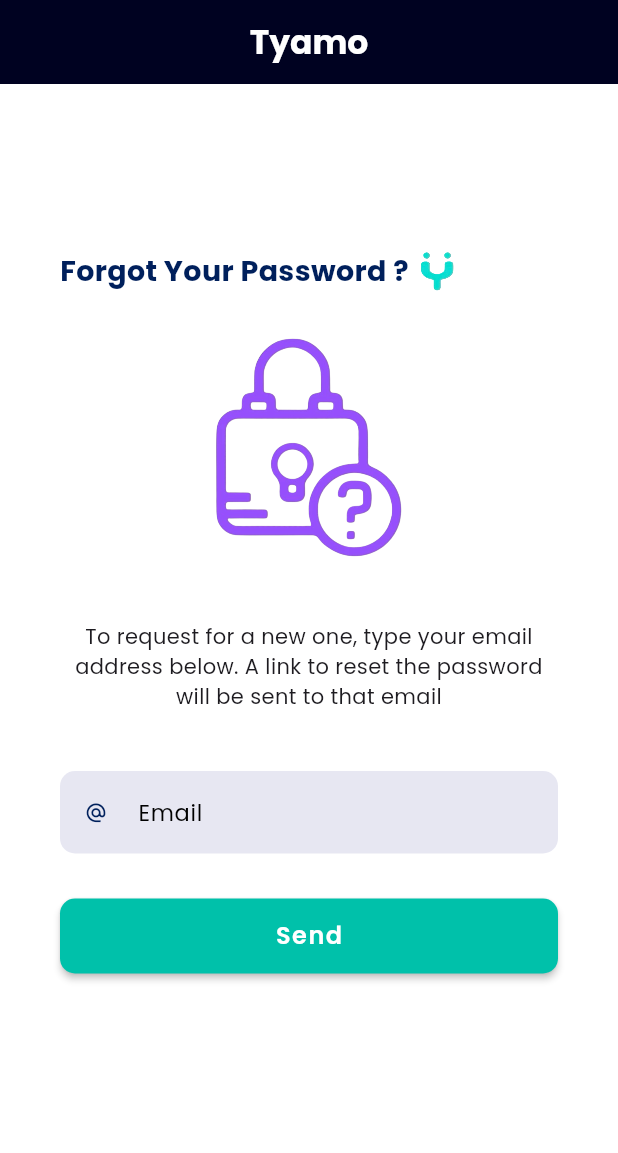
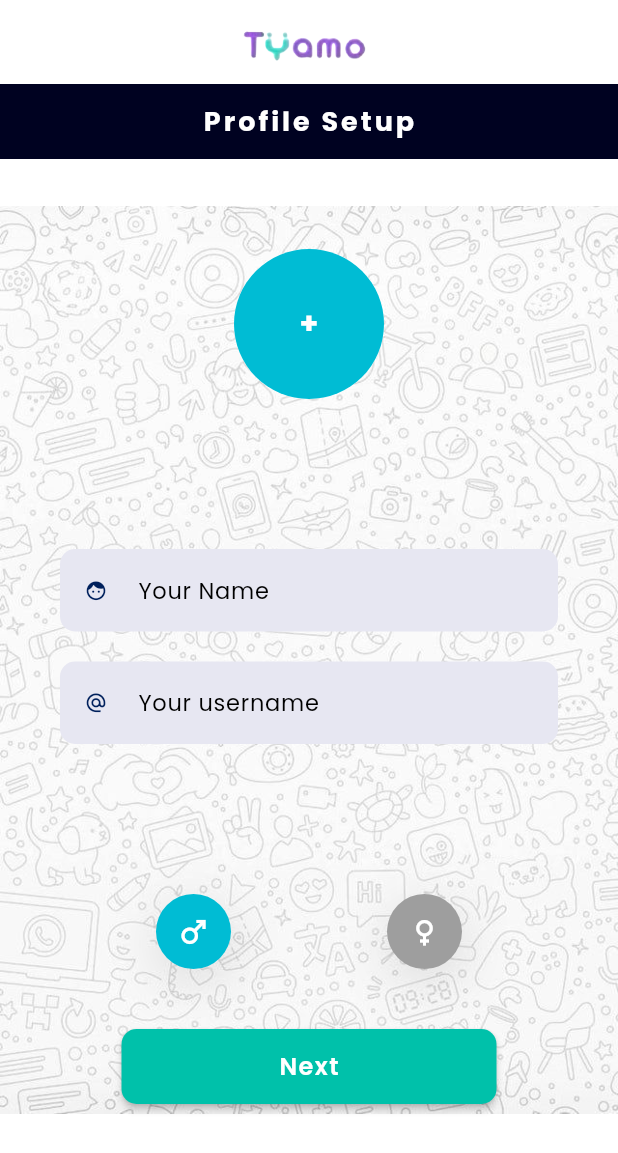
Before and after one commit to Atomic-Sol-Pvt-Ltd/tyamo, a Flutter app: the screen it shows after launch, on a phone screen of 412 x 824 dp. Shown: the top 1153 px of the screen. Run offline on Flutter 3.47's test engine with Material 3 defaults, Android fonts, the phone set to English and light mode, and no system bars; drawn by our look-alikes of circular_profile_avatar; our stand-ins replace google_fonts, rounded_loading_button_plus.

Commit message:
profile setup ui
with functionality of StatefulWidget, in gender button setState used

```diff
--- a/lib/main.dart
+++ b/lib/main.dart
@@ -1,5 +1,6 @@
 import 'package:flutter/material.dart';
-import 'package:tyamo/views/auth/forgot_password.dart';
+// import 'package:tyamo/views/auth/forgot_password.dart';
+import 'package:tyamo/views/profile/profile_setup.dart';
 // import 'package:tyamo/views/auth/register.dart';
 
 void main() {
@@ -19,7 +20,7 @@ class Tyamo extends StatelessWidget {
       theme: ThemeData(
         colorScheme: ColorScheme.fromSeed(seedColor: Colors.deepPurple),
       ),
-      home: ForgotPassword(),
+      home: ProfileSetup(),
     );
   }
 }
--- /dev/null
+++ b/lib/views/profile/profile_setup.dart
@@ -0,0 +1,185 @@
+import 'package:circular_profile_avatar/circular_profile_avatar.dart';
+import 'package:flutter/material.dart';
+import 'package:google_fonts/google_fonts.dart';
+import 'package:rounded_loading_button_plus/rounded_loading_button.dart';
+import 'package:tyamo/views/widgets/auth/auth_text_field.dart';
+
+class ProfileSetup extends StatefulWidget {
+  const ProfileSetup({super.key});
+
+  @override
+  State<ProfileSetup> createState() => _ProfileSetupState();
+}
+
+class _ProfileSetupState extends State<ProfileSetup> {
+  final RoundedLoadingButtonController _profileSetupBtnController =
+      RoundedLoadingButtonController();
+
+  bool isMale = true;
+
+  @override
+  Widget build(BuildContext context) {
+    return Scaffold(
+      backgroundColor: Colors.white,
+      appBar: AppBar(
+        elevation: 0,
+        title: SizedBox(
+          height: 100,
+          width: 100,
+          child: Image.asset(
+            "assets/images/logo.png",
+            filterQuality: FilterQuality.high,
+          ),
+        ),
+        backgroundColor: Colors.white,
+        centerTitle: true,
+      ),
+      body: Container(
+        decoration: BoxDecoration(
+          image: DecorationImage(
+            image: AssetImage("assets/images/profile_setup_bg.jpg"),
+            filterQuality: FilterQuality.high,
+          ),
+        ),
+        child: Column(
+          children: [
+            Container(
+              alignment: Alignment.center,
+              height: 50,
+              width: double.infinity,
+              decoration: BoxDecoration(color: Color(0xff000221)),
+              child: Text(
+                "Profile Setup",
+                style: GoogleFonts.poppins(
+                  fontWeight: FontWeight.w700,
+                  color: Colors.white,
+                  fontSize: 18,
+                  letterSpacing: 2,
+                ),
+              ),
+            ),
+
+            //? -- Circular add profile
+            SizedBox(height: 60),
+            CircularProfileAvatar(
+              "",
+              backgroundColor: Colors.cyan,
+              initialsText: Text(
+                "+",
+                style: GoogleFonts.poppins(
+                  fontWeight: FontWeight.bold,
+                  color: Colors.white,
+                  fontSize: 20,
+                ),
+              ),
+            ),
+
+            //? --  Your name TextField
+            SizedBox(height: 100),
+            Padding(
+              padding: const EdgeInsets.symmetric(horizontal: 40),
+              child: AuthTextField(
+                lableText: "Your Name",
+                icon: Icons.face,
+                size: 15,
+                keyboardType: TextInputType.text,
+                obscureText: false,
+              ),
+            ),
+
+            //? -- Your username TextField
+            SizedBox(height: 20),
+            Padding(
+              padding: const EdgeInsets.symmetric(horizontal: 40),
+              child: AuthTextField(
+                lableText: "Your username",
+                icon: Icons.alternate_email,
+                size: 15,
+                keyboardType: TextInputType.text,
+                obscureText: false,
+              ),
+            ),
+
+            //? -- Gender Buttons
+            SizedBox(height: 100),
+            Row(
+              mainAxisAlignment: MainAxisAlignment.spaceEvenly,
+              children: [
+                //* -- Male
+                GestureDetector(
+                  onTap: () {
+                    setState(() {
+                      isMale = true;
+                    });
+                  },
+                  child: Container(
+                    height: 50,
+                    width: 50,
+                    decoration: BoxDecoration(
+                      color: isMale ? Colors.cyan : Colors.grey,
+                      shape: BoxShape.circle,
+                      boxShadow: [
+                        BoxShadow(
+                          color: Colors.black12,
+                          offset: Offset(1.0, 9.0),
+                          blurRadius: 30,
+                        ),
+                      ],
+                    ),
+                    child: Icon(Icons.male, color: Colors.white),
+                  ),
+                ),
+                //* -- Female
+                GestureDetector(
+                  onTap: () {
+                    setState(() {
+                      isMale = false;
+                    });
+                  },
+                  child: Container(
+                    height: 50,
+                    width: 50,
+                    decoration: BoxDecoration(
+                      color: !isMale ? Colors.purple : Colors.grey,
+                      shape: BoxShape.circle,
+                      boxShadow: [
+                        BoxShadow(
+                          color: Colors.black12,
+                          offset: Offset(1.0, 9.0),
+                          blurRadius: 30,
+                        ),
+                      ],
+                    ),
+                    child: Icon(Icons.female, color: Colors.white),
+                  ),
+                ),
+              ],
+            ),
+
+            //? -- Next Button
+            SizedBox(height: 40),
+            SizedBox(
+              width: 250,
+              child: RoundedLoadingButton(
+                width: 2000,
+                borderRadius: 10,
+                controller: _profileSetupBtnController,
+                color: Color(0xff00c1AA),
+                onPressed: () {},
+                child: Text(
+                  "Next",
+                  style: GoogleFonts.poppins(
+                    fontSize: 16,
+                    color: Colors.white,
+                    fontWeight: FontWeight.w600,
+                    letterSpacing: 1,
+                  ),
+                ),
+              ),
+            ),
+          ],
+        ),
+      ),
+    );
+  }
+}
--- a/pubspec.yaml
+++ b/pubspec.yaml
@@ -36,6 +36,7 @@ dependencies:
   cupertino_icons: ^1.0.8
   google_fonts: ^6.2.1
   rounded_loading_button_plus: ^3.0.1
+  circular_profile_avatar: ^2.0.5
 
 dev_dependencies:
   flutter_test:
@@ -64,6 +65,7 @@ flutter:
     - assets/images/logo.png
     - assets/images/symbol.png
     - assets/images/forgotpassword.png
+    - assets/images/profile_setup_bg.jpg
 
   # An image asset can refer to one or more resolution-specific "variants", see
   # https://flutter.dev/to/resolution-aware-images
```
Also changed, not shown: assets/images/profile_setup_bg.jpg (added), pubspec.lock, 1 other file.
